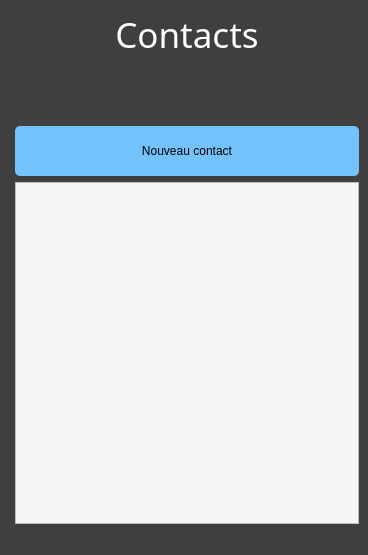
dbuhon/KeepItSecret, file KeepItSecret/contactswindow.ui: the form before one commit.
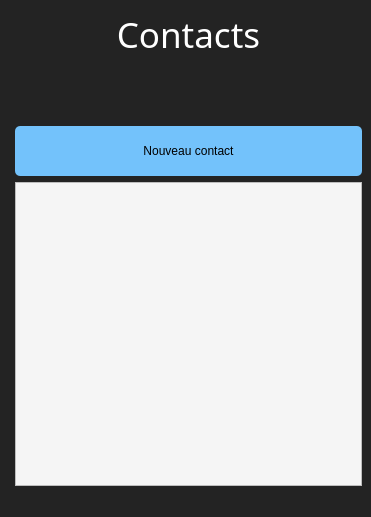
The form after the commit.

Diff of the .ui file:
```diff
--- a/KeepItSecret/contactswindow.ui
+++ b/KeepItSecret/contactswindow.ui
@@ -6,15 +6,15 @@
    <rect>
     <x>0</x>
     <y>0</y>
-    <width>368</width>
-    <height>555</height>
+    <width>371</width>
+    <height>517</height>
    </rect>
   </property>
   <property name="windowTitle">
    <string>MainWindow</string>
   </property>
   <property name="styleSheet">
-   <string notr="true">background-color: rgb(63, 63, 63);
+   <string notr="true">background-color: rgb(35, 35, 35);
 color: rgb(255, 255, 255);</string>
   </property>
   <widget class="QWidget" name="centralwidget">
```
